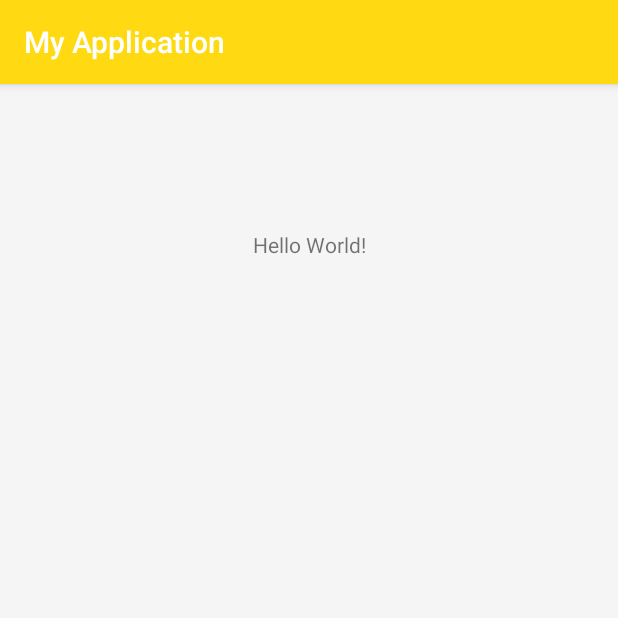
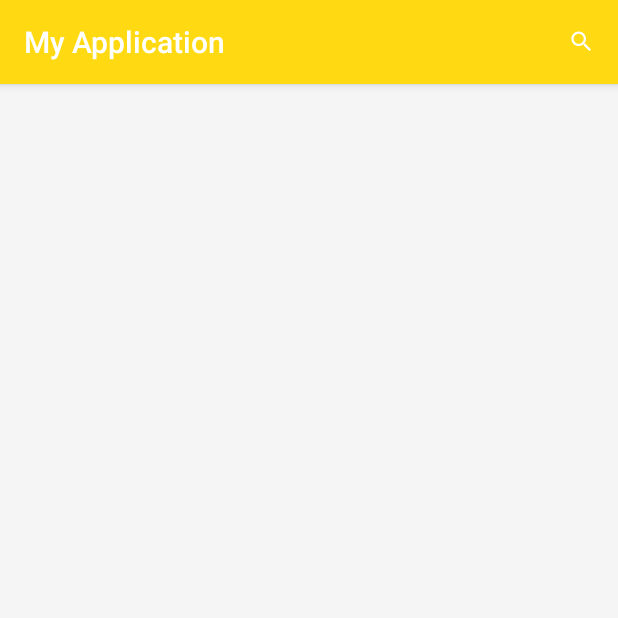
Before and after one commit to fabianmondragon/meli, an Android app: the screen it shows after launch (MainActivity), on a phone screen of 412 x 824 dp, the top half of it. Run offline under Robolectric (Android 15) with nearby library versions, the phone set to English and light mode, and no system bars; our stand-ins replace Picasso; pictures from the network do not load.

Commit message:
feat: search product

```diff
--- a/app/src/main/java/com/example/myapplication/data/network/SearchProductRemoteDataSourceImpl.kt
+++ b/app/src/main/java/com/example/myapplication/data/network/SearchProductRemoteDataSourceImpl.kt
@@ -7,8 +7,8 @@ import com.example.myapplication.data.network.api.ProductService
 class SearchProductRemoteDataSourceImpl : SearchProductRemoteDataSource {
 
     val retrofitInstance = RetrofitInstance.createInstance().create(ProductService::class.java)
-    override suspend fun searchProduct() =
-        retrofitInstance.searchProduct("MLA", "Celular").results.map {
+    override suspend fun searchProduct(query: String) =
+        retrofitInstance.searchProduct("MLA", query).results.map {
             ResultEntity(
                 it.id,
                 it.site_id,
--- a/app/src/main/java/com/example/myapplication/data/network/SearchRepositoryImpl.kt
+++ b/app/src/main/java/com/example/myapplication/data/network/SearchRepositoryImpl.kt
@@ -6,7 +6,8 @@ import com.example.core.domain.entity.ResultEntity
 
 class SearchRepositoryImpl (private val remoteDataSource: SearchProductRemoteDataSource) :
     SearchRepository {
-    override suspend fun searchProduct(): List<ResultEntity> {
-        return remoteDataSource.searchProduct()
+
+    override suspend fun searchProduct(query: String): List<ResultEntity> {
+        return remoteDataSource.searchProduct(query)
     }
 }
--- a/app/src/main/java/com/example/myapplication/presentation/MainActivity.kt
+++ b/app/src/main/java/com/example/myapplication/presentation/MainActivity.kt
@@ -1,11 +1,14 @@
 package com.example.myapplication.presentation
 
 import android.os.Bundle
+import android.view.KeyEvent
 import android.view.Menu
+import android.view.MenuItem
 import android.view.View
 import android.widget.TextView
 import android.widget.Toast
 import androidx.appcompat.app.AppCompatActivity
+import androidx.appcompat.widget.SearchView
 import androidx.core.content.ContextCompat
 import androidx.lifecycle.Observer
 import androidx.lifecycle.ViewModelProviders
@@ -15,9 +18,8 @@ import com.example.core.domain.entity.ResultEntity
 import com.example.myapplication.R
 import kotlinx.android.synthetic.main.activity_main.*
 
-class MainActivity : AppCompatActivity() {
+class MainActivity : AppCompatActivity(), SearchView.OnQueryTextListener {
 
-    lateinit var textView: TextView
     lateinit var mainViewModel: MainViewModel
     lateinit var productsAdapter: ProductsAdapter
 
@@ -25,12 +27,6 @@ class MainActivity : AppCompatActivity() {
         super.onCreate(savedInstanceState)
         setContentView(R.layout.activity_main)
         mainViewModel = ViewModelProviders.of(this)[MainViewModel::class.java]
-        textView = findViewById(R.id.TextView)
-        textView.setOnClickListener { v: View ->
-            Toast.makeText(this, "hola", Toast.LENGTH_LONG).show()
-            mainViewModel.searchProduct()
-
-        }
         setObserver()
         configUI()
     }
@@ -64,7 +60,23 @@ class MainActivity : AppCompatActivity() {
     }
 
     override fun onCreateOptionsMenu(menu: Menu?): Boolean {
-
+        menuInflater.inflate(R.menu.main, menu)
+        var itemMenu: MenuItem = menu!!.findItem(R.id.action_search)
+        var searchView: SearchView = itemMenu.actionView as SearchView
+        searchView.queryHint = getString(R.string.search_msg)
+        searchView.setOnQueryTextListener(this)
         return super.onCreateOptionsMenu(menu)
     }
+
+    override fun onQueryTextSubmit(query: String?): Boolean {
+        mainViewModel.searchProduct(query)
+        return true
+    }
+
+    override fun onQueryTextChange(newText: String?): Boolean {
+        // No its necessary implement this method
+        return true
+    }
+
+
 }
--- a/app/src/main/java/com/example/myapplication/presentation/MainViewModel.kt
+++ b/app/src/main/java/com/example/myapplication/presentation/MainViewModel.kt
@@ -1,6 +1,5 @@
 package com.example.myapplication.presentation
 
-import android.widget.TextView
 import androidx.lifecycle.LiveData
 import androidx.lifecycle.MutableLiveData
 import androidx.lifecycle.ViewModel
@@ -17,22 +16,19 @@ class MainViewModel : ViewModel() {
     lateinit var searchProduct: SearchProduct
     lateinit var searchRepository: SearchRepository
     lateinit var searchRemoteDataSource: SearchProductRemoteDataSourceImpl
-    lateinit var textView: TextView
     private val coroutineScope = CoroutineScope(Dispatchers.IO)
+    var productList = MutableLiveData<List<ResultEntity>>()
 
-    var listProdut = MutableLiveData<List<ResultEntity>>()
-
-    fun searchProduct() {
+    fun searchProduct(query: String?) {
         searchRemoteDataSource = SearchProductRemoteDataSourceImpl()
         searchRepository = SearchRepositoryImpl(searchRemoteDataSource)
         searchProduct = SearchProduct(searchRepository)
         coroutineScope.launch {
-            listProdut.postValue(searchProduct.searchRepository())
+            productList.postValue(query?.let { searchProduct.searchRepository(it) })
         }
     }
 
-
-    fun getOnInitialValueDetectedLiveData(): LiveData<List<ResultEntity>> = listProdut
+    fun getOnInitialValueDetectedLiveData(): LiveData<List<ResultEntity>> = productList
 
 
 }
--- /dev/null
+++ b/app/src/main/res/drawable/ic_search_white.xml
@@ -0,0 +1,9 @@
+<vector xmlns:android="http://schemas.android.com/apk/res/android"
+    android:width="18dp"
+    android:height="18dp"
+    android:viewportWidth="24"
+    android:viewportHeight="24">
+  <path
+      android:pathData="M15.5,14h-0.79l-0.28,-0.27C15.41,12.59 16,11.11 16,9.5 16,5.91 13.09,3 9.5,3S3,5.91 3,9.5 5.91,16 9.5,16c1.61,0 3.09,-0.59 4.23,-1.57l0.27,0.28v0.79l5,4.99L20.49,19l-4.99,-5zM9.5,14C7.01,14 5,11.99 5,9.5S7.01,5 9.5,5 14,7.01 14,9.5 11.99,14 9.5,14z"
+      android:fillColor="#ffffff"/>
+</vector>
--- a/app/src/main/res/layout/activity_main.xml
+++ b/app/src/main/res/layout/activity_main.xml
@@ -8,19 +8,6 @@
     android:background="@color/background_color"
     tools:context=".presentation.MainActivity">
 
-    <TextView
-        android:id="@+id/TextView"
-        android:fontFamily="sans-serif"
-        android:layout_width="wrap_content"
-        android:layout_height="wrap_content"
-        android:text="Hello World!"
-        app:layout_constraintBottom_toBottomOf="parent"
-        app:layout_constraintLeft_toLeftOf="parent"
-        app:layout_constraintRight_toRightOf="parent"
-        app:layout_constraintTop_toTopOf="parent"
-        app:layout_constraintVertical_bias="0.13"
-        android:ellipsize="end"
-        android:maxLines="2"/>
 
     <androidx.constraintlayout.widget.Guideline
         android:id="@+id/guidelineHeader"
--- /dev/null
+++ b/app/src/main/res/menu/main.xml
@@ -0,0 +1,12 @@
+<?xml version="1.0" encoding="utf-8"?>
+<menu xmlns:android="http://schemas.android.com/apk/res/android"
+    xmlns:app="http://schemas.android.com/apk/res-auto">
+
+    <item android:id="@+id/action_search"
+        android:title="Search"
+        android:icon="@drawable/ic_search_white"
+        app:showAsAction="always|collapseActionView"
+        app:actionViewClass="androidx.appcompat.widget.SearchView"
+        >
+    </item>
+</menu>
--- a/app/src/main/res/values/strings.xml
+++ b/app/src/main/res/values/strings.xml
@@ -1,3 +1,7 @@
 <resources>
     <string name="app_name">My Application</string>
+
+    <!--search-->
+    <string name="search_msg"> ¿Qué deseas buscar?</string>
+
 </resources>
--- a/core/src/main/java/com/example/core/MyClass.kt
+++ /dev/null
@@ -1,4 +0,0 @@
-package com.example.core
-
-public class MyClass {
-}
--- a/core/src/main/java/com/example/core/data/repository/SearchProductRemoteDataSource.kt
+++ b/core/src/main/java/com/example/core/data/repository/SearchProductRemoteDataSource.kt
@@ -5,5 +5,5 @@ import java.sql.ResultSet
 
 interface  SearchProductRemoteDataSource {
 
-    suspend fun searchProduct (): List<ResultEntity>
+    suspend fun searchProduct (query:String): List<ResultEntity>
 }
--- a/core/src/main/java/com/example/core/data/repository/SearchRepository.kt
+++ b/core/src/main/java/com/example/core/data/repository/SearchRepository.kt
@@ -3,5 +3,5 @@ package com.example.core.data.repository
 import com.example.core.domain.entity.ResultEntity
 
 interface SearchRepository {
-    suspend fun searchProduct(): List<ResultEntity>
+    suspend fun searchProduct(query: String): List<ResultEntity>
 }
--- a/core/src/main/java/com/example/core/domain/entity/AttributesEntity.kt
+++ b/core/src/main/java/com/example/core/domain/entity/AttributesEntity.kt
@@ -1,7 +1,6 @@
 package com.example.core.domain.entity
 
 data class AttributesEntity(
-
     val attribute_group_id: String,
     val source: String,
     val value_id: Int,
--- a/core/src/main/java/com/example/core/domain/usecases/SearchProduct.kt
+++ b/core/src/main/java/com/example/core/domain/usecases/SearchProduct.kt
@@ -5,7 +5,7 @@ import com.example.core.domain.entity.ResultEntity
 
 class SearchProduct(private val searchRepository: SearchRepository) {
     //suspend operator fun invoke() = searchRepository.searchRepository()
-    suspend fun searchRepository(): List<ResultEntity> {
-        return searchRepository.searchProduct()
+    suspend fun searchRepository(query: String): List<ResultEntity> {
+        return searchRepository.searchProduct(query)
     }
 }
```
Also changed, not shown: app/src/main/java/com/example/myapplication/data/network/api/ProductService.kt (+0 -22 lines), core/src/main/java/com/example/core/domain/entity/AddressEntity.kt (+5 -6 lines), core/src/main/java/com/example/core/domain/entity/SellerEntity.kt (+7 -8 lines), core/src/main/java/com/example/core/domain/entity/ShippingEntity.kt (+6 -7 lines), core/src/main/java/com/example/core/domain/entity/ValuesEntity.kt (+5 -4 lines). Lines whose indentation alone changed are shown as unchanged.
